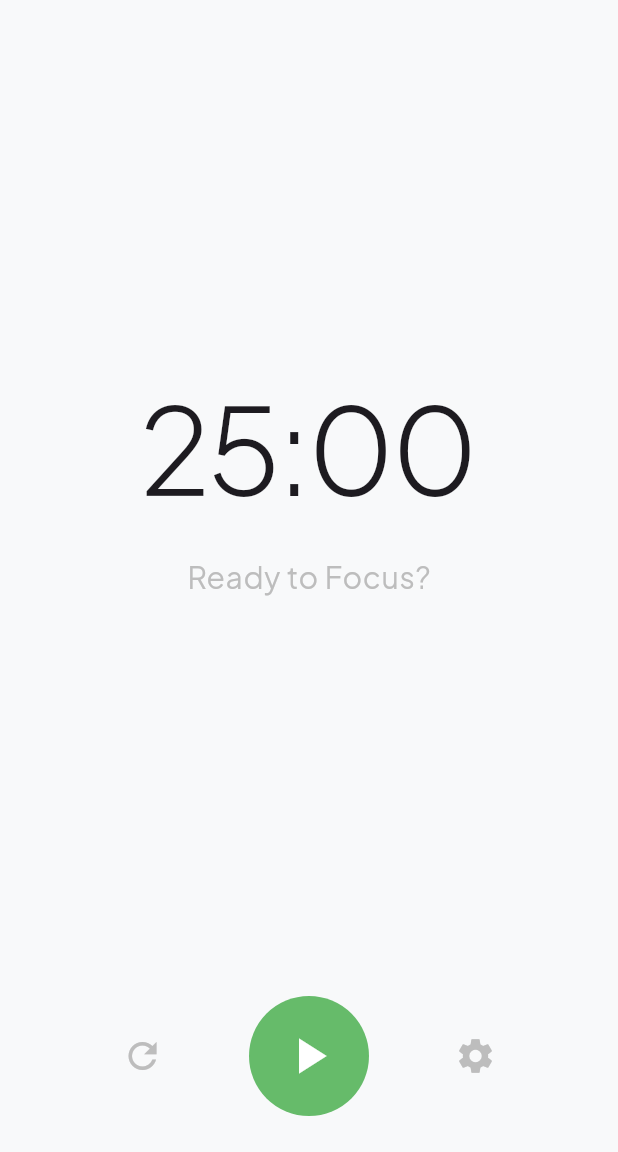
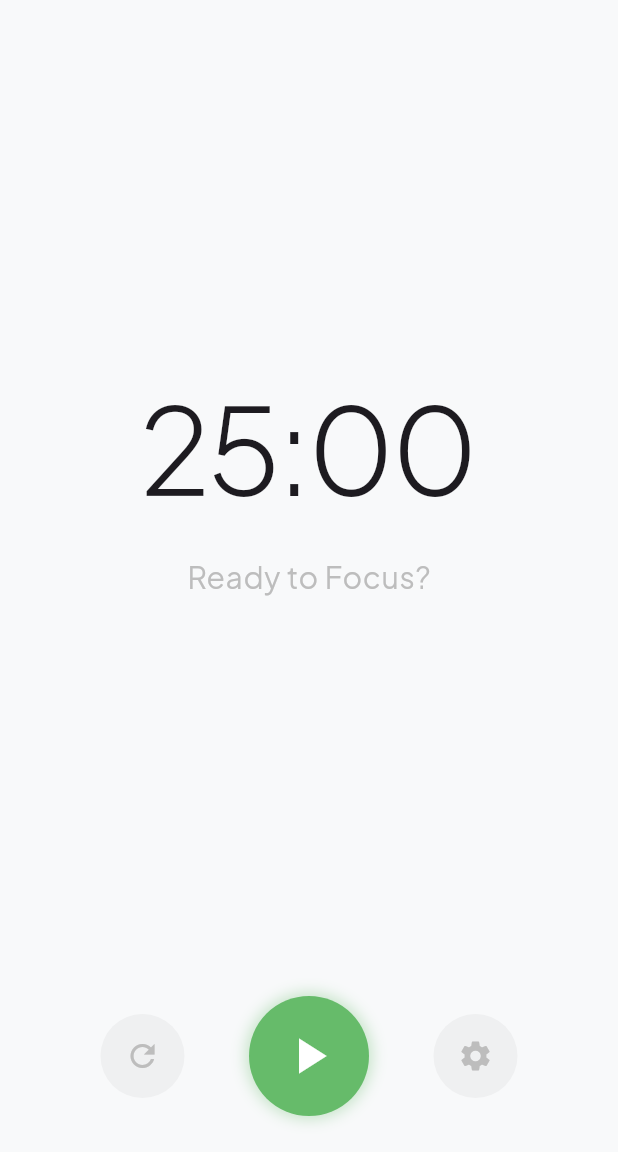
Before and after one commit to Rajdeep-Das/focal.app, a Flutter app: the screen it shows after launch, on a phone screen of 412 x 824 dp, the part 84-1236 px from its top. Run offline on Flutter 3.47's test engine with Material 3 defaults, Android fonts, the light colour scheme and no system bars; our stand-ins replace fl_chart, flutter_local_notifications, google_fonts, hive, hive_flutter, shared_preferences; accounts and stored records are empty.

Commit message:
Fixed Button Controls

```diff
--- a/lib/screens/home_screen.dart
+++ b/lib/screens/home_screen.dart
@@ -4,6 +4,7 @@ import '../providers/timer_provider.dart';
 import '../widgets/timer_display.dart';
 import 'settings_screen.dart';
 import 'statistics_screen.dart';
+import 'package:flutter/services.dart' show HapticFeedback;
 
 class HomeScreen extends StatefulWidget {
   const HomeScreen({super.key});
@@ -68,11 +69,13 @@ class _HomeScreenState extends State<HomeScreen>
                       _buildControlButton(
                         icon: Icons.refresh,
                         onPressed: timer.resetTimer,
+                        iconColor: Colors.grey[400],
                       ),
                       _buildMainButton(timer),
                       _buildControlButton(
                         icon: Icons.settings,
                         onPressed: () async {
+                          HapticFeedback.mediumImpact();
                           await Navigator.push(
                             context,
                             MaterialPageRoute(
@@ -82,6 +85,7 @@ class _HomeScreenState extends State<HomeScreen>
                           Provider.of<TimerProvider>(context, listen: false)
                               .resetTimer();
                         },
+                        iconColor: Colors.grey[400],
                       ),
                     ],
                   ),
@@ -95,7 +99,10 @@ class _HomeScreenState extends State<HomeScreen>
   }
 
   Widget _buildMainButton(TimerProvider timer) {
-    return GestureDetector(
+    return Material(
+      color: Colors.transparent,
+      child: InkWell(
+        customBorder: const CircleBorder(),
         onTapDown: (_) => _controller.forward(),
         onTapUp: (_) {
           _controller.reverse();
@@ -115,13 +122,23 @@ class _HomeScreenState extends State<HomeScreen>
               height: 80,
               decoration: BoxDecoration(
                 shape: BoxShape.circle,
-              color:
-                  timer.isRunning ? Colors.red.shade400 : Colors.green.shade400,
+                color: timer.isRunning
+                    ? Colors.red.shade400
+                    : Colors.green.shade400,
+                boxShadow: [
+                  BoxShadow(
+                    color: (timer.isRunning ? Colors.red : Colors.green)
+                        .withOpacity(0.3),
+                    blurRadius: 8,
+                    spreadRadius: 2,
+                  ),
+                ],
               ),
               child: Icon(
                 timer.isRunning ? Icons.pause : Icons.play_arrow,
                 size: 40,
                 color: Colors.white,
+              ),
             ),
           ),
         ),
@@ -132,12 +149,27 @@ class _HomeScreenState extends State<HomeScreen>
   Widget _buildControlButton({
     required IconData icon,
     required VoidCallback onPressed,
+    Color? iconColor,
   }) {
-    return IconButton(
-      icon: Icon(icon),
-      onPressed: onPressed,
-      color: Colors.grey[400],
-      iconSize: 28,
+    return Material(
+      color: Colors.transparent,
+      child: InkWell(
+        onTap: onPressed,
+        customBorder: const CircleBorder(),
+        child: Container(
+          width: 56,
+          height: 56,
+          decoration: BoxDecoration(
+            shape: BoxShape.circle,
+            color: Colors.grey.withOpacity(0.1),
+          ),
+          child: Icon(
+            icon,
+            color: iconColor ?? Theme.of(context).iconTheme.color,
+            size: 24,
+          ),
+        ),
+      ),
     );
   }
 
```
Lines whose indentation alone changed are shown as unchanged.
